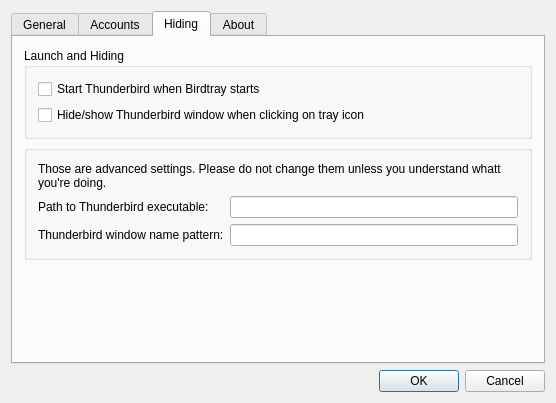
Before: the Qt Designer form src/dialogsettings.ui in gyunaev/birdtray, drawn with Qt 5.
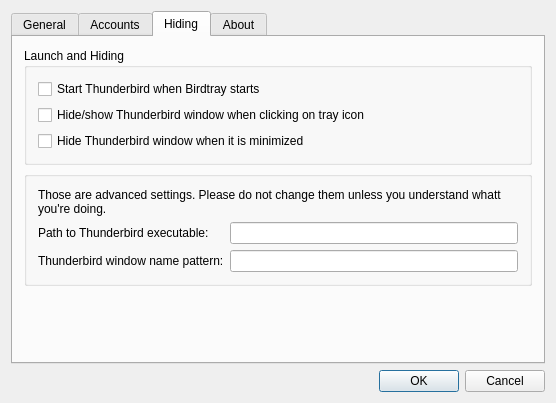
After: the same form once the commit is applied. Custom widgets are drawn as their Qt base class.

Commit message: Implemented hiding Thunderbird window when minimized.

The edit to the form file:
```diff
--- a/src/dialogsettings.ui
+++ b/src/dialogsettings.ui
@@ -234,6 +234,13 @@
             </property>
            </widget>
           </item>
+          <item>
+           <widget class="QCheckBox" name="boxHideWhenMinimized">
+            <property name="text">
+             <string>Hide Thunderbird window when it is minimized</string>
+            </property>
+           </widget>
+          </item>
          </layout>
         </widget>
        </item>
```
The commit also changes 5 other files.
